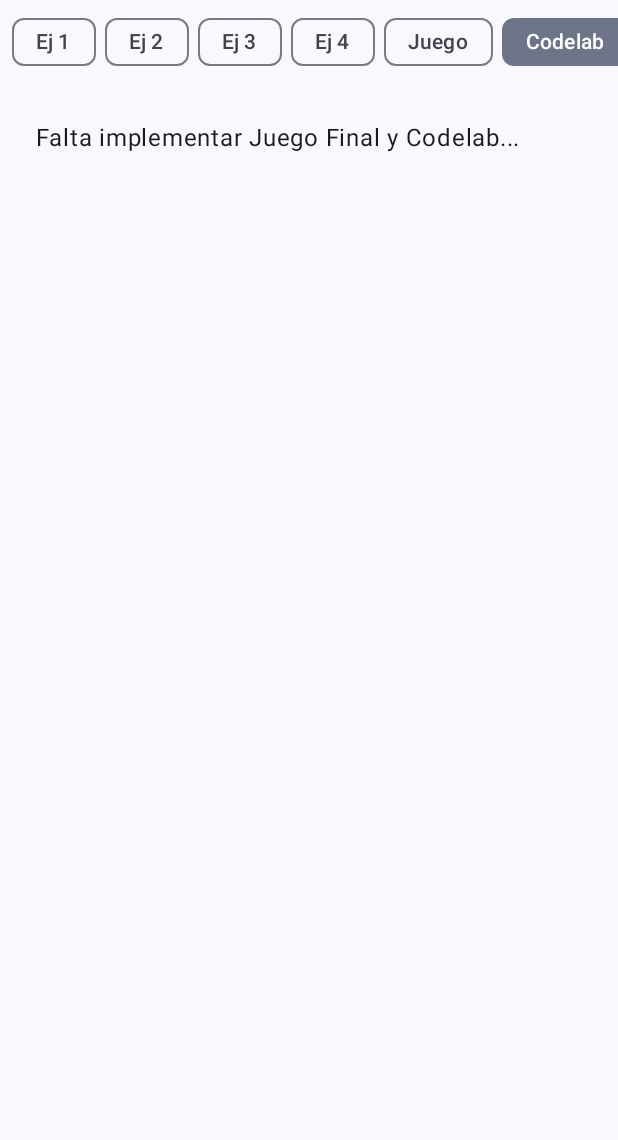
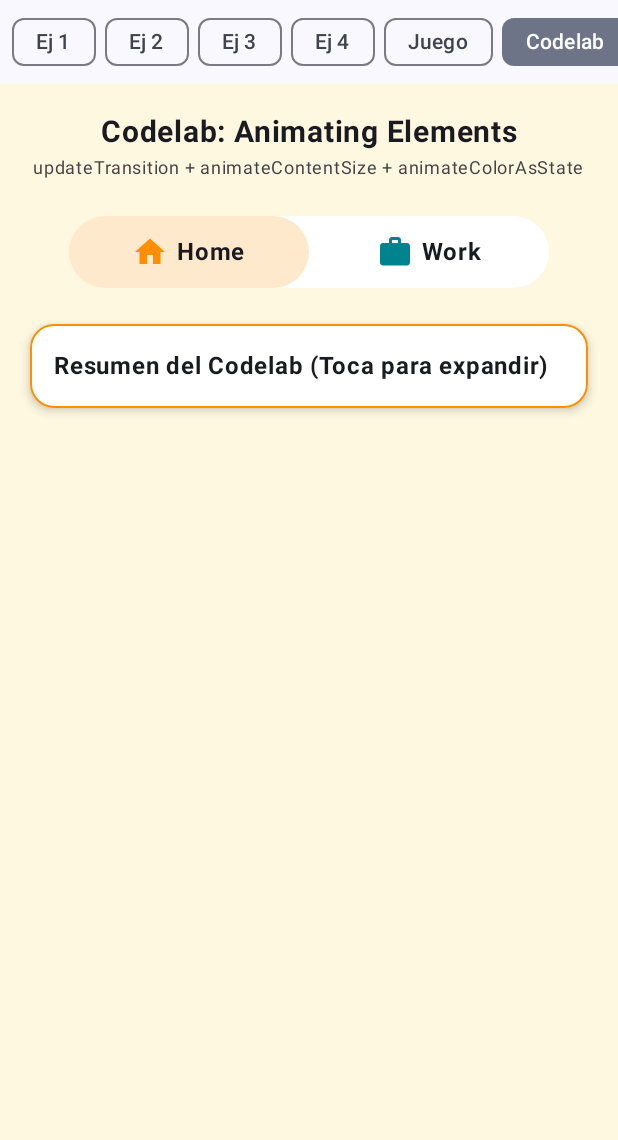
Before and after one commit to gokuman121212-hash/Lab13-Animaciones-Compose, an Android app built with Jetpack Compose: the screen it shows after launch (MainActivity), after a tap on "Codelab", on a phone screen of 412 x 824 dp, the part 96-1236 px from its top. Run offline under Robolectric (Android 15) with nearby library versions, the phone set to English and light mode, and no system bars; 1 statement that could not run was skipped; 1 other tap on this screen came first.

Commit message:
feat: implementar Codelab de Animaciones (puntos adicionales) y completar navegacion

```diff
--- a/app/src/main/java/com/tecsup/lab13/MainActivity.kt
+++ b/app/src/main/java/com/tecsup/lab13/MainActivity.kt
@@ -67,11 +67,8 @@ fun Lab13App() {
                 2 -> Ejercicio2Screen()
                 3 -> Ejercicio3Screen()
                 4 -> Ejercicio4Screen()
-                else -> {
-                    Box(modifier = Modifier.fillMaxSize().padding(24.dp)) {
-                        Text("Falta implementar Juego Final y Codelab...")
-                    }
-                }
+                5 -> JuegoFinalScreen()
+                6 -> CodelabAnimacionesScreen()
             }
         }
     }
--- /dev/null
+++ b/app/src/main/java/com/tecsup/lab13/screens/CodelabAnimacionesScreen.kt
@@ -0,0 +1,164 @@
+package com.tecsup.lab13.screens
+
+import androidx.compose.animation.animateColor
+import androidx.compose.animation.animateColorAsState
+import androidx.compose.animation.animateContentSize
+import androidx.compose.animation.core.*
+import androidx.compose.foundation.BorderStroke
+import androidx.compose.foundation.background
+import androidx.compose.foundation.clickable
+import androidx.compose.foundation.layout.*
+import androidx.compose.foundation.rememberScrollState
+import androidx.compose.foundation.shape.RoundedCornerShape
+import androidx.compose.foundation.verticalScroll
+import androidx.compose.material.icons.Icons
+import androidx.compose.material.icons.filled.Home
+import androidx.compose.material.icons.filled.Work
+import androidx.compose.material3.*
+import androidx.compose.runtime.*
+import androidx.compose.ui.Alignment
+import androidx.compose.ui.Modifier
+import androidx.compose.ui.graphics.Color
+import androidx.compose.ui.text.font.FontWeight
+import androidx.compose.ui.unit.dp
+import androidx.compose.ui.unit.sp
+
+enum class TabPage { Home, Work }
+
+@Composable
+fun CodelabAnimacionesScreen() {
+    var tabSeleccionada by remember { mutableStateOf(TabPage.Home) }
+    var tarjetaExpandida by remember { mutableStateOf(false) }
+
+    // 1. Color de fondo animado según la pestaña (Codelab Step 1)
+    val backgroundColor by animateColorAsState(
+        targetValue = if (tabSeleccionada == TabPage.Home) Color(0xFFFFF8E1) else Color(0xFFE0F7FA),
+        animationSpec = tween(500),
+        label = "codelabBgColor"
+    )
+
+    // 2. Transición coordinada con updateTransition (Codelab Step 4)
+    val transition = updateTransition(targetState = tabSeleccionada, label = "tabTransition")
+    val indicatorColor by transition.animateColor(label = "indicatorColor") { page ->
+        if (page == TabPage.Home) Color(0xFFFF8F00) else Color(0xFF00838F)
+    }
+    val indicatorOffset by transition.animateDp(
+        transitionSpec = {
+            if (TabPage.Home isTransitioningTo TabPage.Work) {
+                spring(stiffness = Spring.StiffnessVeryLow)
+            } else {
+                spring(stiffness = Spring.StiffnessLow)
+            }
+        },
+        label = "indicatorOffset"
+    ) { page ->
+        if (page == TabPage.Home) 0.dp else 160.dp
+    }
+
+    Column(
+        modifier = Modifier
+            .fillMaxSize()
+            .background(backgroundColor)
+            .verticalScroll(rememberScrollState())
+            .padding(20.dp),
+        horizontalAlignment = Alignment.CenterHorizontally
+    ) {
+        Text(
+            text = "Codelab: Animating Elements",
+            fontSize = 20.sp,
+            fontWeight = FontWeight.Bold
+        )
+        Text(
+            text = "updateTransition + animateContentSize + animateColorAsState",
+            fontSize = 12.sp,
+            color = Color.DarkGray
+        )
+
+        Spacer(modifier = Modifier.height(20.dp))
+
+        // Selector de pestañas con indicador elástico (updateTransition)
+        Box(
+            modifier = Modifier
+                .width(320.dp)
+                .height(48.dp)
+                .background(Color.White, RoundedCornerShape(24.dp))
+        ) {
+            Box(
+                modifier = Modifier
+                    .offset(x = indicatorOffset)
+                    .width(160.dp)
+                    .fillMaxHeight()
+                    .background(indicatorColor.copy(alpha = 0.2f), RoundedCornerShape(24.dp))
+            )
+            Row(modifier = Modifier.fillMaxSize()) {
+                Row(
+                    modifier = Modifier
+                        .weight(1f)
+                        .fillMaxHeight()
+                        .clickable { tabSeleccionada = TabPage.Home },
+                    horizontalArrangement = Arrangement.Center,
+                    verticalAlignment = Alignment.CenterVertically
+                ) {
+                    Icon(Icons.Default.Home, contentDescription = null, tint = Color(0xFFFF8F00))
+                    Spacer(modifier = Modifier.width(6.dp))
+                    Text("Home", fontWeight = FontWeight.Bold)
+                }
+                Row(
+                    modifier = Modifier
+                        .weight(1f)
+                        .fillMaxHeight()
+                        .clickable { tabSeleccionada = TabPage.Work },
+                    horizontalArrangement = Arrangement.Center,
+                    verticalAlignment = Alignment.CenterVertically
+                ) {
+                    Icon(Icons.Default.Work, contentDescription = null, tint = Color(0xFF00838F))
+                    Spacer(modifier = Modifier.width(6.dp))
+                    Text("Work", fontWeight = FontWeight.Bold)
+                }
+            }
+        }
+
+        Spacer(modifier = Modifier.height(24.dp))
+
+        // Tarjeta con animateContentSize (Codelab Step 3)
+        Surface(
+            modifier = Modifier
+                .fillMaxWidth()
+                .clickable { tarjetaExpandida = !tarjetaExpandida },
+            shape = RoundedCornerShape(16.dp),
+            color = Color.White,
+            border = BorderStroke(1.dp, indicatorColor),
+            shadowElevation = 4.dp
+        ) {
+            Column(
+                modifier = Modifier
+                    .padding(16.dp)
+                    .animateContentSize(
+                        animationSpec = spring(
+                            dampingRatio = Spring.DampingRatioLowBouncy,
+                            stiffness = Spring.StiffnessLow
+                        )
+                    )
+            ) {
+                Text(
+                    text = if (tabSeleccionada == TabPage.Home)
+                        "Resumen del Codelab (Toca para expandir)"
+                    else
+                        "Tareas de Trabajo (Toca para expandir)",
+                    fontWeight = FontWeight.Bold,
+                    fontSize = 16.sp
+                )
+                if (tarjetaExpandida) {
+                    Spacer(modifier = Modifier.height(10.dp))
+                    Text(
+                        text = "Este componente utiliza Modifier.animateContentSize() para interpolar " +
+                                "suavemente el cambio de altura cuando se muestra u oculta contenido adicional, " +
+                                "combinado con updateTransition para sincronizar el color y la posición del indicador.",
+                        fontSize = 14.sp,
+                        color = Color.DarkGray
+                    )
+                }
+            }
+        }
+    }
+}
```
